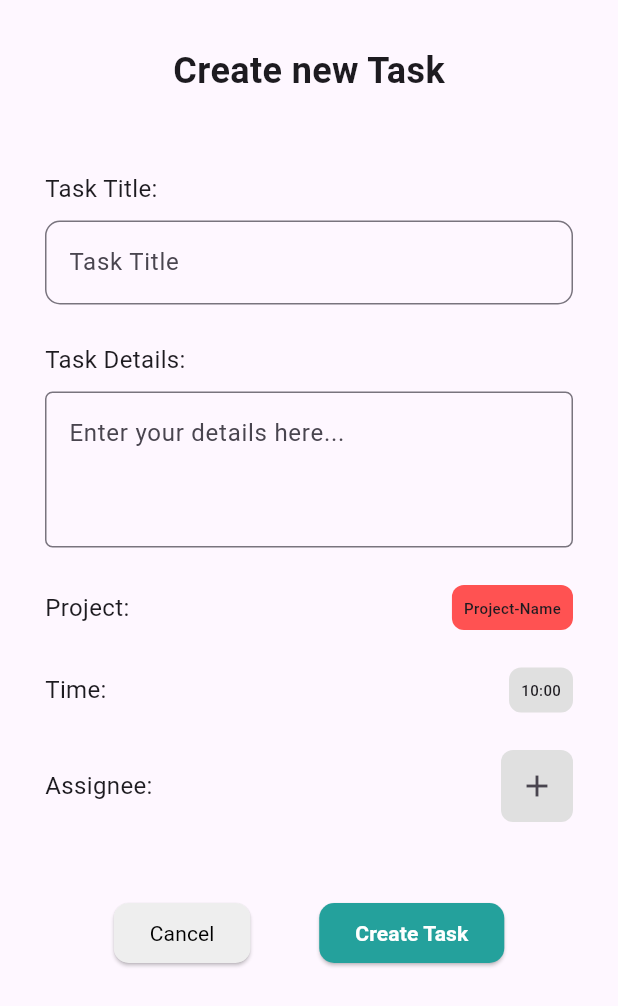
After one commit to smailosk/task_flow, a Flutter app: the AddTodoTaskView screen opened directly, on a phone screen of 412 x 824 dp. The commit adds this screen. Shown: the top 1006 px of the screen. Run offline on Flutter 3.47's test engine with Material 3 defaults, Android fonts, the phone set to English and light mode, and no system bars; our stand-ins replace cloud_firestore, cloud_functions, dartz, firebase_auth, firebase_core, flutter_signin_button and 7 more; accounts and stored records are empty.

Commit message:
add add_todo_task view

```diff
--- a/lib/app/app.dart
+++ b/lib/app/app.dart
@@ -17,6 +17,7 @@ import 'package:task_flow/ui/views/calendar/calendar_view.dart';
 import 'package:task_flow/ui/views/projects/projects_view.dart';
 import 'package:task_flow/ui/views/add_project/add_project_view.dart';
 import 'package:task_flow/ui/views/todo_tasks/todo_tasks_view.dart';
+import 'package:task_flow/ui/views/add_todo_task/add_todo_task_view.dart';
 // @stacked-import
 
 //  flutter clean && flutter pub get && stacked generate
@@ -39,6 +40,7 @@ import 'package:task_flow/ui/views/todo_tasks/todo_tasks_view.dart';
     MaterialRoute(page: ProjectsView),
     MaterialRoute(page: AddProjectView),
     MaterialRoute(page: TodoTasksView),
+    MaterialRoute(page: AddTodoTaskView),
 // @stacked-route
   ],
   dependencies: [
--- a/lib/ui/views/add_project/add_project_view.dart
+++ b/lib/ui/views/add_project/add_project_view.dart
@@ -36,7 +36,7 @@ class AddProjectView extends StatelessWidget {
                   verticalSpaceSmall,
                   const TextField(
                     decoration: InputDecoration(
-                      labelText: 'Project name',
+                      hintText: 'Project name',
                       border: OutlineInputBorder(
                         borderRadius: BorderRadius.all(Radius.circular(10)),
                         borderSide: BorderSide(color: Colors.black),
--- /dev/null
+++ b/lib/ui/views/add_todo_task/add_todo_task_view.dart
@@ -0,0 +1,175 @@
+import 'package:flutter/material.dart';
+import 'package:stacked/stacked.dart';
+
+import '../../common/ui_helpers.dart';
+import '../../common/widgets/main_button.dart';
+import 'add_todo_task_viewmodel.dart';
+
+class AddTodoTaskView extends StatelessWidget {
+  const AddTodoTaskView({super.key});
+
+  @override
+  Widget build(BuildContext context) {
+    return ViewModelBuilder<AddTodoTaskViewModel>.reactive(
+      viewModelBuilder: () => AddTodoTaskViewModel(),
+      builder: (context, viewModel, child) => Scaffold(
+        backgroundColor: Theme.of(context).colorScheme.background,
+        body: SingleChildScrollView(
+          child: Container(
+              padding: const EdgeInsets.all(15),
+              child: Padding(
+                padding: const EdgeInsets.all(15),
+                child: Column(
+                  children: [
+                    const Text(
+                      'Create new Task',
+                      style: TextStyle(
+                        fontSize: 24,
+                        fontWeight: FontWeight.bold,
+                      ),
+                    ),
+                    verticalSpaceLarge,
+                    const Align(
+                      alignment: Alignment.centerLeft,
+                      child: Text(
+                        'Task Title:',
+                        style: TextStyle(
+                            fontSize: 16, fontWeight: FontWeight.normal),
+                      ),
+                    ),
+                    verticalSpaceSmall,
+                    const TextField(
+                      decoration: InputDecoration(
+                        hintText: 'Task Title',
+                        border: OutlineInputBorder(
+                          borderRadius: BorderRadius.all(Radius.circular(10)),
+                          borderSide: BorderSide(color: Colors.black),
+                        ),
+                      ),
+                    ),
+                    verticalSpaceMedium,
+                    const Align(
+                      alignment: Alignment.centerLeft,
+                      child: Text(
+                        'Task Details:',
+                        style: TextStyle(
+                            fontSize: 16, fontWeight: FontWeight.normal),
+                      ),
+                    ),
+                    verticalSpaceSmall,
+                    TextField(
+                      keyboardType: TextInputType.multiline,
+                      maxLines: null,
+                      minLines: 3,
+                      decoration: InputDecoration(
+                        hintText: "Enter your details here...",
+                        border: OutlineInputBorder(
+                          borderRadius: BorderRadius.circular(5),
+                        ),
+                      ),
+                    ),
+                    verticalSpaceMedium,
+                    Row(
+                      mainAxisAlignment: MainAxisAlignment.spaceBetween,
+                      children: [
+                        const Align(
+                          alignment: Alignment.centerLeft,
+                          child: Text(
+                            'Project:',
+                            style: TextStyle(
+                                fontSize: 16, fontWeight: FontWeight.normal),
+                          ),
+                        ),
+                        Container(
+                          decoration: BoxDecoration(
+                            color: Colors.redAccent,
+                            borderRadius: BorderRadius.circular(8),
+                          ),
+                          padding: const EdgeInsets.all(8),
+                          child: const Text(
+                            'Project-Name',
+                            style: TextStyle(
+                              fontSize: 10,
+                              fontWeight: FontWeight.w500,
+                            ),
+                          ),
+                        )
+                      ],
+                    ),
+                    verticalSpaceMedium,
+                    Row(
+                      mainAxisAlignment: MainAxisAlignment.spaceBetween,
+                      children: [
+                        const Align(
+                          alignment: Alignment.centerLeft,
+                          child: Text(
+                            'Time:',
+                            style: TextStyle(
+                                fontSize: 16, fontWeight: FontWeight.normal),
+                          ),
+                        ),
+                        Container(
+                          decoration: BoxDecoration(
+                            color: Colors.grey.shade300,
+                            borderRadius: BorderRadius.circular(8),
+                          ),
+                          padding: const EdgeInsets.all(8),
+                          child: const Text(
+                            '10:00',
+                            style: TextStyle(
+                              fontSize: 10,
+                              fontWeight: FontWeight.w500,
+                            ),
+                          ),
+                        )
+                      ],
+                    ),
+                    verticalSpaceMedium,
+                    Row(
+                      mainAxisAlignment: MainAxisAlignment.spaceBetween,
+                      children: [
+                        const Align(
+                          alignment: Alignment.centerLeft,
+                          child: Text(
+                            'Assignee:',
+                            style: TextStyle(
+                                fontSize: 16, fontWeight: FontWeight.normal),
+                          ),
+                        ),
+                        Container(
+                          decoration: BoxDecoration(
+                            color: Colors.grey.shade300,
+                            borderRadius: BorderRadius.circular(8),
+                          ),
+                          child: IconButton(
+                            onPressed: () {},
+                            icon: const Icon(Icons.add),
+                          ),
+                        )
+                      ],
+                    ),
+                    verticalSpaceLarge,
+                    Row(
+                      mainAxisAlignment: MainAxisAlignment.spaceEvenly,
+                      children: [
+                        MainButton(
+                          enabled: true,
+                          onPressed: () {},
+                          text: 'Cancel',
+                        ),
+                        MainButton(
+                          enabled: true,
+                          text: 'Create Task',
+                          color: const Color(0xFF24A19C),
+                          onPressed: () {},
+                        ),
+                      ],
+                    )
+                  ],
+                ),
+              )),
+        ),
+      ),
+    );
+  }
+}
--- /dev/null
+++ b/lib/ui/views/add_todo_task/add_todo_task_viewmodel.dart
@@ -0,0 +1,3 @@
+import 'package:stacked/stacked.dart';
+
+class AddTodoTaskViewModel extends BaseViewModel {}
--- a/lib/ui/views/home/home_view.dart
+++ b/lib/ui/views/home/home_view.dart
@@ -1,9 +1,8 @@
 import 'package:flutter/material.dart';
 import 'package:flutter_snake_navigationbar/flutter_snake_navigationbar.dart';
 import 'package:stacked/stacked.dart';
-import 'package:task_flow/ui/views/add_environment/add_environment_view.dart';
 import 'package:task_flow/ui/views/add_project/add_project_view.dart';
-import 'package:task_flow/ui/views/calendar/calendar_view.dart';
+import 'package:task_flow/ui/views/add_todo_task/add_todo_task_view.dart';
 import 'package:task_flow/ui/views/environment/environment_view.dart';
 import 'package:task_flow/ui/views/settings/settings_view.dart';
 import 'package:task_flow/ui/views/todo_tasks/todo_tasks_view.dart';
@@ -58,7 +57,7 @@ class HomeView extends StackedView<HomeViewModel> {
       case 1:
         widget = const TodoTasksView();
       case 2:
-        widget = const AddProjectView();
+        widget = const AddTodoTaskView();
       case 3:
         widget = const SettingsView();
     }
--- a/lib/ui/views/projects/projects_viewmodel.dart
+++ b/lib/ui/views/projects/projects_viewmodel.dart
@@ -3,7 +3,6 @@ import 'package:stacked_services/stacked_services.dart';
 import 'package:task_flow/app/app.locator.dart';
 import 'package:task_flow/core/models/project/project.dart';
 import 'package:task_flow/core/models/task/task.dart';
-import 'package:task_flow/services/firestore_service.dart';
 import 'package:task_flow/services/repo_service.dart';
 
 class ProjectsViewModel extends BaseViewModel {
```
Also changed, not shown: 2 other files.
